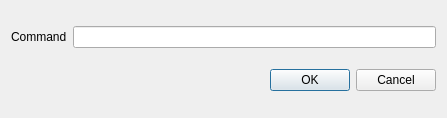
Qt form src/templates/settings/AddToolDialog.ui (OSLL/sca) before a commit.
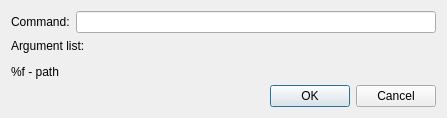
The same form after that commit.

Commit message: #5046: Added short description for AddNewCommand dialog

Patch:
```diff
--- a/src/templates/settings/AddToolDialog.ui
+++ b/src/templates/settings/AddToolDialog.ui
@@ -16,27 +16,30 @@
   <property name="modal">
    <bool>true</bool>
   </property>
-  <layout class="QVBoxLayout" name="verticalLayout">
+  <layout class="QVBoxLayout" name="verticalLayout_2">
    <item>
-    <layout class="QHBoxLayout" name="horizontalLayout">
+    <layout class="QVBoxLayout" name="verticalLayout">
      <item>
-      <layout class="QVBoxLayout" name="verticalLayout_3">
+      <layout class="QHBoxLayout" name="horizontalLayout">
        <item>
         <widget class="QLabel" name="commandLabel">
          <property name="text">
-          <string>Command</string>
+          <string>&lt;html&gt;&lt;head/&gt;&lt;body&gt;&lt;p&gt;&lt;span style=&quot; font-size:9pt;&quot;&gt;Command:&lt;/span&gt;&lt;/p&gt;&lt;/body&gt;&lt;/html&gt;</string>
          </property>
         </widget>
        </item>
-      </layout>
-     </item>
-     <item>
-      <layout class="QVBoxLayout" name="verticalLayout_2">
        <item>
         <widget class="QLineEdit" name="commandEdit"/>
        </item>
       </layout>
      </item>
+     <item>
+      <widget class="QLabel" name="label">
+       <property name="text">
+        <string>&lt;html&gt;&lt;head/&gt;&lt;body&gt;&lt;p&gt;&lt;span style=&quot; font-size:9pt;&quot;&gt;Argument list:&lt;/span&gt;&lt;/p&gt;&lt;p&gt;&lt;span style=&quot; font-size:9pt;&quot;&gt;%f - path&lt;/span&gt;&lt;/p&gt;&lt;/body&gt;&lt;/html&gt;</string>
+       </property>
+      </widget>
+     </item>
     </layout>
    </item>
    <item>
```
The commit also changes 3 other files.
